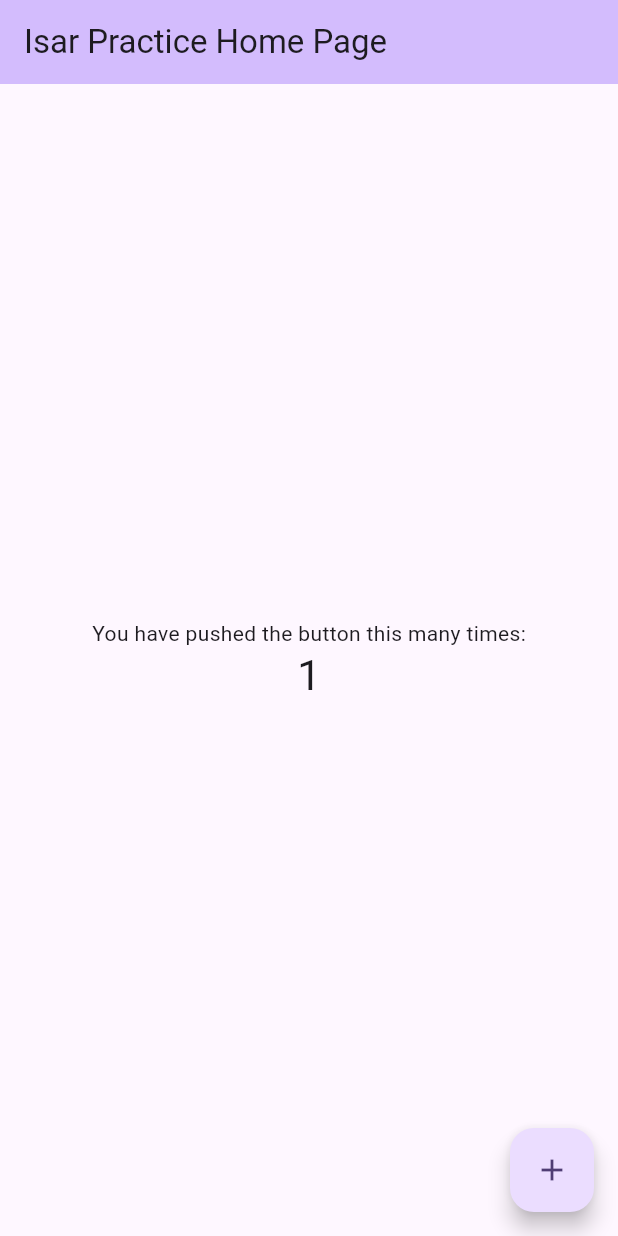
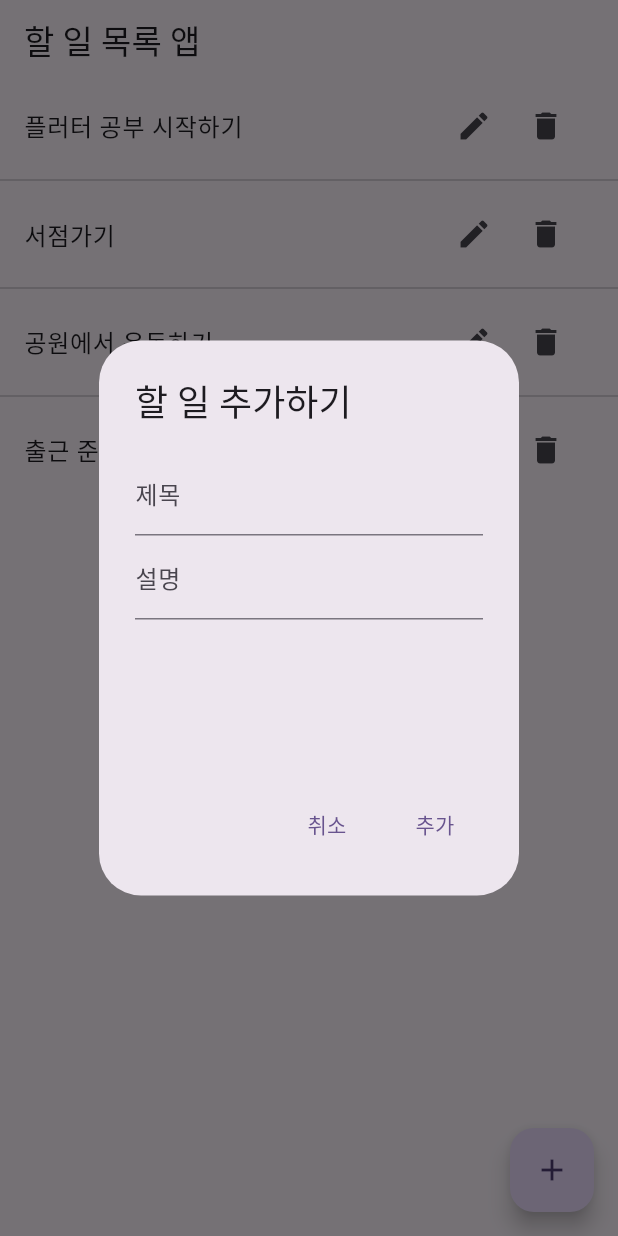
Before and after one commit to mechurak/flutter-practice, a Flutter app: the screen it shows after launch, after a tap on the "add" icon, on a phone screen of 412 x 824 dp. Run offline on Flutter 3.47's test engine with Material 2 defaults, Android fonts, the light colour scheme and no system bars.

Commit message:
Prepare basic ui using fake data
Reference :
- [{책} 쉽고 빠른 플러터 앱 개발 / 권태형 / 2022.04.28 / 5. Todo 리스트로 배우는 다양한 데이터 연동법](https://product.kyobobook.co.kr/detail/S000001842218)
- [{GitHub} 쉽고 빠른 플러터 개발 / BJPUBLIC](https://github.com/bjpublic/flutter-app) 05_flutter_todo

```diff
--- a/lib/main.dart
+++ b/lib/main.dart
@@ -1,4 +1,6 @@
 import 'package:flutter/material.dart';
+
+import 'screens/list_screen.dart';
 
 void main() {
   runApp(const MyApp());
@@ -15,55 +17,7 @@ class MyApp extends StatelessWidget {
         colorScheme: ColorScheme.fromSeed(seedColor: Colors.deepPurple),
         useMaterial3: true,
       ),
-      home: const MyHomePage(title: 'Isar Practice Home Page'),
+      home: const ListScreen(),
     );
   }
 }
-
-class MyHomePage extends StatefulWidget {
-  const MyHomePage({super.key, required this.title});
-
-  final String title;
-
-  @override
-  State<MyHomePage> createState() => _MyHomePageState();
-}
-
-class _MyHomePageState extends State<MyHomePage> {
-  int _counter = 0;
-
-  void _incrementCounter() {
-    setState(() {
-      _counter++;
-    });
-  }
-
-  @override
-  Widget build(BuildContext context) {
-    return Scaffold(
-      appBar: AppBar(
-        backgroundColor: Theme.of(context).colorScheme.inversePrimary,
-        title: Text(widget.title),
-      ),
-      body: Center(
-        child: Column(
-          mainAxisAlignment: MainAxisAlignment.center,
-          children: <Widget>[
-            const Text(
-              'You have pushed the button this many times:',
-            ),
-            Text(
-              '$_counter',
-              style: Theme.of(context).textTheme.headlineMedium,
-            ),
-          ],
-        ),
-      ),
-      floatingActionButton: FloatingActionButton(
-        onPressed: _incrementCounter,
-        tooltip: 'Increment',
-        child: const Icon(Icons.add),
-      ),
-    );
-  }
-}
--- /dev/null
+++ b/lib/models/todo.dart
@@ -0,0 +1,25 @@
+class Todo {
+  late int? id;
+  late String title;
+  late String description;
+
+  Todo({
+    this.id,
+    required this.title,
+    required this.description,
+  });
+
+  Map<String, dynamic> toMap() {
+    return {
+      'id': id,
+      'title': title,
+      'description': description,
+    };
+  }
+
+  Todo.fromMap(Map<dynamic, dynamic>? map) {
+    id = map?['id'];
+    title = map?['title'];
+    description = map?['description'];
+  }
+}
--- /dev/null
+++ b/lib/repositories/todo_repository.dart
@@ -0,0 +1,43 @@
+import '../models/todo.dart';
+
+class TodoRepository {
+  List<Todo> dummyTodos = [
+    Todo(id: 1, title: '플러터 공부 시작하기', description: '뽕뽑는 플러터를 읽어봅시다.'),
+    Todo(id: 2, title: '서점가기', description: '뽕뽑는 플러터를 사러 갈거에요.'),
+    Todo(id: 3, title: '공원에서 운동하기', description: '집 근처 공원에 가서 안전하게 운동합니다.'),
+    Todo(id: 4, title: '출근 준비하기', description: '내일이 월요일이라니..'),
+  ];
+
+  List<Todo> getTodos() {
+    return dummyTodos;
+  }
+
+  Todo getTodo(int id) {
+    return dummyTodos[id];
+  }
+
+  Todo addTodo(Todo todo) {
+    Todo newTodo = Todo(
+        id: dummyTodos.length + 1,
+        title: todo.title,
+        description: todo.description);
+    dummyTodos.add(newTodo);
+    return newTodo;
+  }
+
+  void deleteTodo(int id) {
+    for (int i = 0; i < dummyTodos.length; i++) {
+      if (dummyTodos[i].id == id) {
+        dummyTodos.removeAt(i);
+      }
+    }
+  }
+
+  void updateTodo(Todo todo) {
+    for (int i = 0; i < dummyTodos.length; i++) {
+      if (dummyTodos[i].id == todo.id) {
+        dummyTodos[i] = todo;
+      }
+    }
+  }
+}
--- /dev/null
+++ b/lib/screens/list_screen.dart
@@ -0,0 +1,233 @@
+import 'dart:async';
+
+import 'package:flutter/material.dart';
+
+import '../models/todo.dart';
+import '../repositories/todo_repository.dart';
+
+class ListScreen extends StatefulWidget {
+  const ListScreen({super.key});
+
+  @override
+  State<ListScreen> createState() => _ListScreenState();
+}
+
+class _ListScreenState extends State<ListScreen> {
+  List<Todo> todos = [];
+  TodoRepository todoRepository = TodoRepository();
+  bool isLoading = true;
+
+  @override
+  void initState() {
+    super.initState();
+    Timer(const Duration(seconds: 2), () {
+      todos = todoRepository.getTodos();
+      setState(() {
+        isLoading = false;
+      });
+    });
+  }
+
+  @override
+  Widget build(BuildContext context) {
+    return Scaffold(
+      appBar: AppBar(
+        title: const Text('할 일 목록 앱'),
+      ),
+      floatingActionButton: FloatingActionButton(
+        child: const Icon(Icons.add),
+        onPressed: () => showAddDialog(),
+      ),
+      body: isLoading
+          ? const Center(
+              child: CircularProgressIndicator(),
+            )
+          : ListView.separated(
+              itemCount: todos.length,
+              itemBuilder: (context, index) {
+                return ListTile(
+                  title: Text(todos[index].title),
+                  onTap: () => showDetailDialog(index),
+                  trailing: SizedBox(
+                    width: 96,
+                    child: Row(
+                      mainAxisAlignment: MainAxisAlignment.end,
+                      children: [
+                        IconButton(
+                          icon: const Icon(Icons.edit),
+                          onPressed: () => showEditDialog(index),
+                        ),
+                        IconButton(
+                          icon: const Icon(Icons.delete),
+                          onPressed: () => showDeleteDialog(index),
+                        ),
+                      ],
+                    ),
+                  ),
+                );
+              },
+              separatorBuilder: (context, index) => const Divider(),
+            ),
+    );
+  }
+
+  void showAddDialog() {
+    showDialog(
+      context: context,
+      builder: (BuildContext context) {
+        String title = '';
+        String description = '';
+        return AlertDialog(
+          title: const Text('할 일 추가하기'),
+          content: SizedBox(
+            height: 200,
+            child: Column(
+              children: [
+                TextField(
+                  onChanged: (value) {
+                    title = value;
+                  },
+                  decoration: const InputDecoration(labelText: '제목'),
+                ),
+                TextField(
+                  onChanged: (value) {
+                    description = value;
+                  },
+                  decoration: const InputDecoration(labelText: '설명'),
+                )
+              ],
+            ),
+          ),
+          actions: [
+            TextButton(
+              child: const Text('취소'),
+              onPressed: () {
+                Navigator.of(context).pop();
+              },
+            ),
+            TextButton(
+              child: const Text('추가'),
+              onPressed: () {
+                setState(() {
+                  debugPrint("[UI] ADD");
+                  todoRepository.addTodo(
+                    Todo(title: title, description: description),
+                  );
+                });
+                Navigator.of(context).pop();
+              },
+            ),
+          ],
+        );
+      },
+    );
+  }
+
+  void showDetailDialog(int index) {
+    showDialog(
+      context: context,
+      builder: (BuildContext context) {
+        return SimpleDialog(
+          title: const Text('할 일'),
+          children: [
+            Container(
+              padding: const EdgeInsets.all(10),
+              child: Text('제목 : ${todos[index].title}'),
+            ),
+            Container(
+              padding: const EdgeInsets.all(10),
+              child: Text('설명 : ${todos[index].description}'),
+            ),
+          ],
+        );
+      },
+    );
+  }
+
+  void showEditDialog(index) {
+    showDialog(
+      context: context,
+      builder: (BuildContext context) {
+        String title = todos[index].title;
+        String description = todos[index].description;
+        return AlertDialog(
+          title: const Text('할 일 수정하기'),
+          content: SizedBox(
+            height: 200,
+            child: Column(
+              children: [
+                TextField(
+                  onChanged: (value) {
+                    title = value;
+                  },
+                  decoration: InputDecoration(
+                    hintText: todos[index].title,
+                  ),
+                ),
+                TextField(
+                  onChanged: (value) {
+                    description = value;
+                  },
+                  decoration: InputDecoration(
+                    hintText: todos[index].description,
+                  ),
+                ),
+              ],
+            ),
+          ),
+          actions: [
+            TextButton(
+              child: const Text('취소'),
+              onPressed: () {
+                Navigator.of(context).pop();
+              },
+            ),
+            TextButton(
+              child: const Text('수정'),
+              onPressed: () async {
+                Todo newTodo = Todo(
+                  id: todos[index].id,
+                  title: title,
+                  description: description,
+                );
+                setState(() {
+                  todoRepository.updateTodo(newTodo);
+                });
+                Navigator.of(context).pop();
+              },
+            ),
+          ],
+        );
+      },
+    );
+  }
+
+  void showDeleteDialog(int index) {
+    showDialog(
+      context: context,
+      builder: (BuildContext context) {
+        return AlertDialog(
+          title: const Text('할 일 삭제하기'),
+          content: const Text('삭제 하시겠습니까?'),
+          actions: [
+            TextButton(
+              child: const Text('취소'),
+              onPressed: () {
+                Navigator.of(context).pop();
+              },
+            ),
+            TextButton(
+              child: const Text('삭제'),
+              onPressed: () async {
+                setState(() {
+                  todoRepository.deleteTodo(todos[index].id ?? 0);
+                });
+                Navigator.of(context).pop();
+              },
+            ),
+          ],
+        );
+      },
+    );
+  }
+}
```
